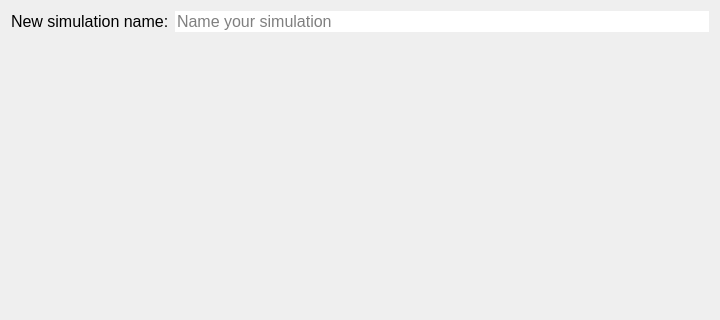
Before: the Qt Designer form threedi_api_qgis_client/ui/page1.ui in nens/threedi-api-qgis-client, drawn with Qt 5; both pictures show x 0 to 720 and y 0 to 320 of the 720 by 500 pixel window.
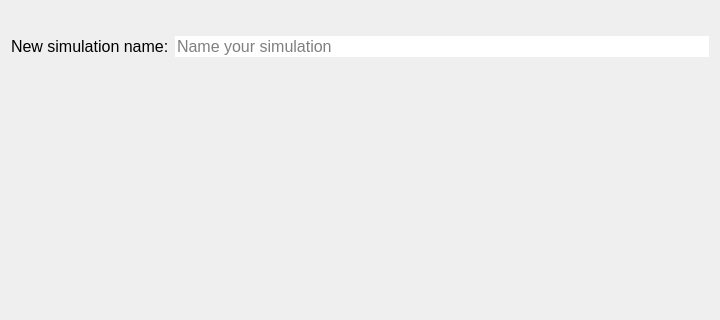
After: the same form once the commit is applied.

Diff of the .ui file:
```diff
--- a/threedi_api_qgis_client/ui/page1.ui
+++ b/threedi_api_qgis_client/ui/page1.ui
@@ -26,7 +26,29 @@
    <bool>true</bool>
   </property>
   <layout class="QGridLayout" name="gridLayout">
-   <item row="1" column="1">
+   <item row="2" column="0">
+    <widget class="QLabel" name="label">
+     <property name="sizePolicy">
+      <sizepolicy hsizetype="Fixed" vsizetype="Minimum">
+       <horstretch>0</horstretch>
+       <verstretch>0</verstretch>
+      </sizepolicy>
+     </property>
+     <property name="font">
+      <font>
+       <family>Segoe UI</family>
+       <pointsize>12</pointsize>
+      </font>
+     </property>
+     <property name="text">
+      <string>New simulation name:</string>
+     </property>
+    </widget>
+   </item>
+   <item row="0" column="0" colspan="2">
+    <layout class="QVBoxLayout" name="svg_lout"/>
+   </item>
+   <item row="2" column="1">
     <widget class="QLineEdit" name="le_sim_name">
      <property name="sizePolicy">
       <sizepolicy hsizetype="Preferred" vsizetype="Fixed">
@@ -54,29 +76,7 @@
      </property>
     </widget>
    </item>
-   <item row="1" column="0">
-    <widget class="QLabel" name="label">
-     <property name="sizePolicy">
-      <sizepolicy hsizetype="Fixed" vsizetype="Minimum">
-       <horstretch>0</horstretch>
-       <verstretch>0</verstretch>
-      </sizepolicy>
-     </property>
-     <property name="font">
-      <font>
-       <family>Segoe UI</family>
-       <pointsize>12</pointsize>
-      </font>
-     </property>
-     <property name="text">
-      <string>New simulation name:</string>
-     </property>
-    </widget>
-   </item>
-   <item row="0" column="0" colspan="2">
-    <layout class="QVBoxLayout" name="svg_lout"/>
-   </item>
-   <item row="2" column="0">
+   <item row="3" column="0">
     <spacer name="verticalSpacer">
      <property name="orientation">
       <enum>Qt::Vertical</enum>
@@ -89,6 +89,22 @@
      </property>
     </spacer>
    </item>
+   <item row="1" column="0">
+    <spacer name="verticalSpacer_2">
+     <property name="orientation">
+      <enum>Qt::Vertical</enum>
+     </property>
+     <property name="sizeType">
+      <enum>QSizePolicy::Fixed</enum>
+     </property>
+     <property name="sizeHint" stdset="0">
+      <size>
+       <width>20</width>
+       <height>25</height>
+      </size>
+     </property>
+    </spacer>
+   </item>
   </layout>
  </widget>
  <resources/>
```
